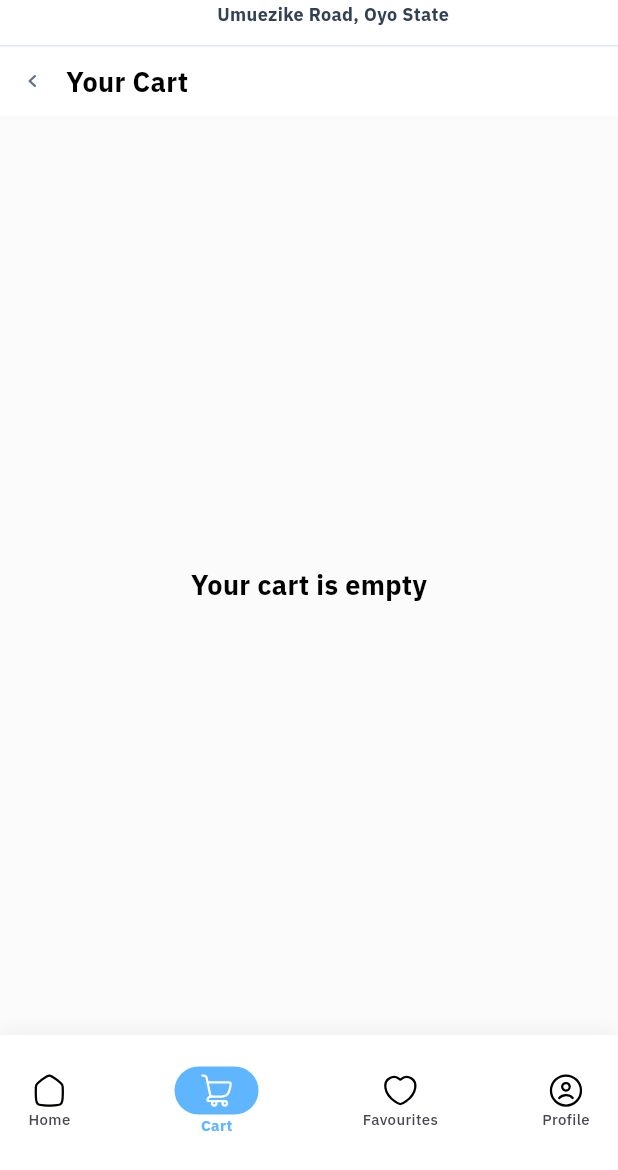
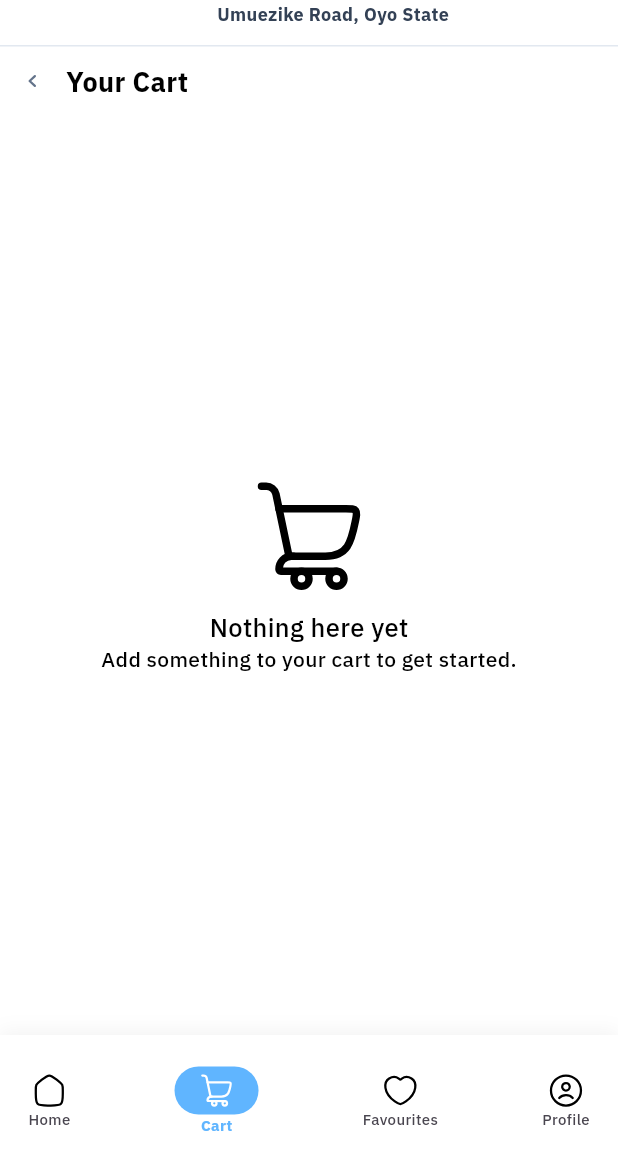
Before and after one commit to usmanabdulmajid/mini_mart, a Flutter app: the screen it shows after launch, item 2 of the bottom bar chosen, on a phone screen of 412 x 824 dp, the part 66-1236 px from its top. Run offline on Flutter 3.47's test engine with Material 3 defaults, Android fonts, the phone set to English and light mode, and no system bars; our stand-ins replace flutter_riverpod, flutter_svg, gap, get_it, skeletonizer; project files that could hold a hidden picture were left out.

Commit message:
update empty-cart UI

```diff
--- a/lib/presentation/screen/cart_screen.dart
+++ b/lib/presentation/screen/cart_screen.dart
@@ -1,6 +1,8 @@
 import 'package:flutter/material.dart';
 import 'package:flutter_riverpod/flutter_riverpod.dart';
+import 'package:flutter_svg/flutter_svg.dart';
 import 'package:gap/gap.dart';
+import 'package:mini_mart/core/icons/app_icons.dart';
 import 'package:mini_mart/presentation/component/cart_item_tile.dart';
 import 'package:mini_mart/presentation/component/custom_appbar.dart';
 import 'package:mini_mart/presentation/component/custom_button.dart';
@@ -37,21 +39,30 @@ class CartScreen extends ConsumerWidget {
               },
             ),
             Expanded(
-              child: Container(
-                color: theme.appColors.backgroundColor,
-                padding: const EdgeInsets.fromLTRB(16, 12, 16, 0),
               child: Consumer(
                 builder: (context, ref, child) {
                   final cartItems = ref.watch(cartProvider);
                   if (cartItems.isEmpty) {
-                      return Center(
-                        child: Text(
-                          'Your cart is empty',
-                          style: theme.appTextStyles.title1,
+                    return Column(
+                      mainAxisAlignment: MainAxisAlignment.center,
+                      children: [
+                        SvgPicture.asset(AppIcons.cart, height: 80, width: 80),
+                        const Gap(8),
+                        Text(
+                          'Nothing here yet',
+                          style: theme.appTextStyles.subtitle1,
                         ),
+                        Text(
+                          'Add something to your cart to get started.',
+                          style: theme.appTextStyles.body1,
+                        ),
+                      ],
                     );
                   }
-                    return ListView(
+                  return Container(
+                    color: theme.appColors.backgroundColor,
+                    padding: const EdgeInsets.fromLTRB(16, 12, 16, 0),
+                    child: ListView(
                       children: [
                         ...cartItems.map(
                           (item) => CartItemTile(
@@ -75,9 +86,9 @@ class CartScreen extends ConsumerWidget {
                           shippingFee: _shippingFee,
                         ),
                       ],
+                    ),
                   );
                 },
-                ),
               ),
             ),
           ],
```
Lines whose indentation alone changed are shown as unchanged.
